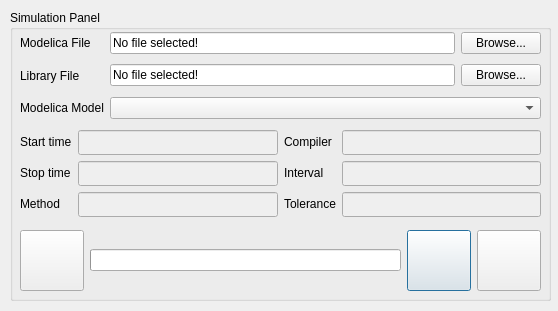
Before: the Qt Designer form res/mee_simulation_gui.ui in fran-jo/SimuGUI, drawn with Qt 5.
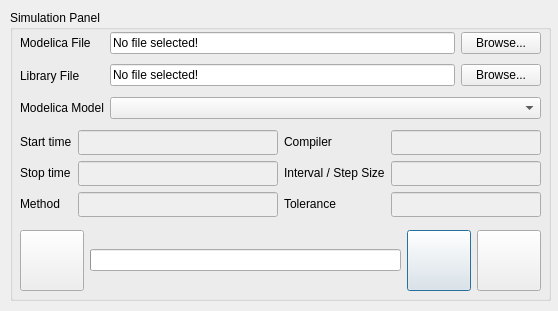
After: the same form once the commit is applied.

Diff of the .ui file:
```diff
--- a/res/mee_simulation_gui.ui
+++ b/res/mee_simulation_gui.ui
@@ -388,7 +388,7 @@
        <item row="1" column="0">
         <widget class="QLabel" name="label_8">
          <property name="text">
-          <string>Interval</string>
+          <string>Interval / Step Size</string>
          </property>
         </widget>
        </item>
```
